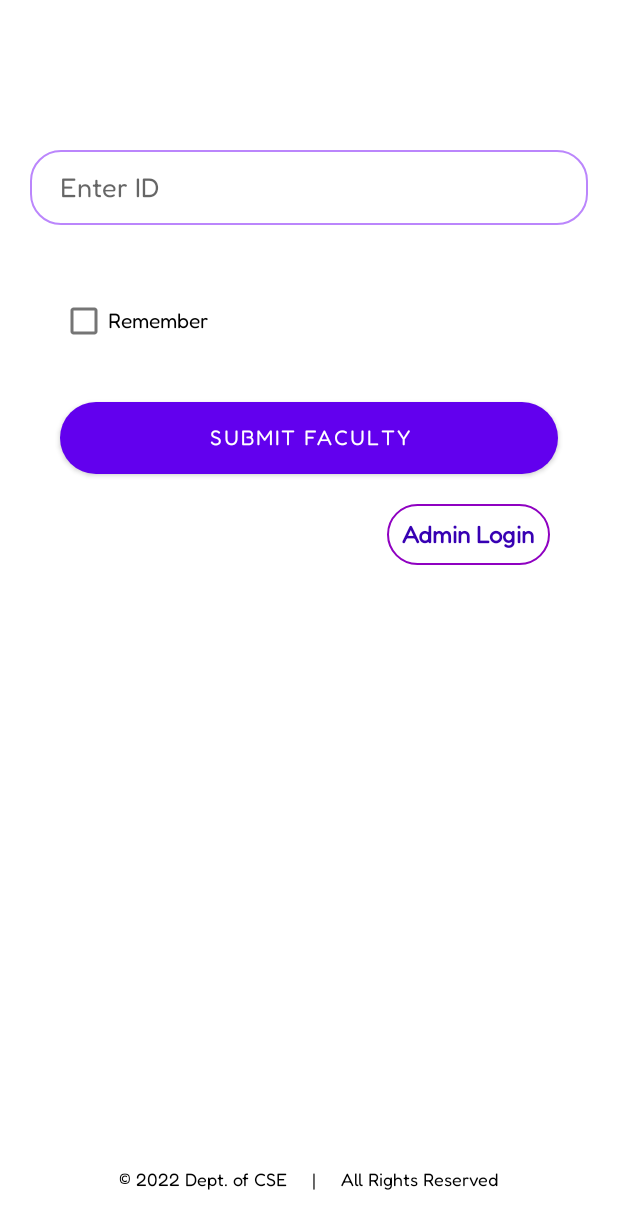
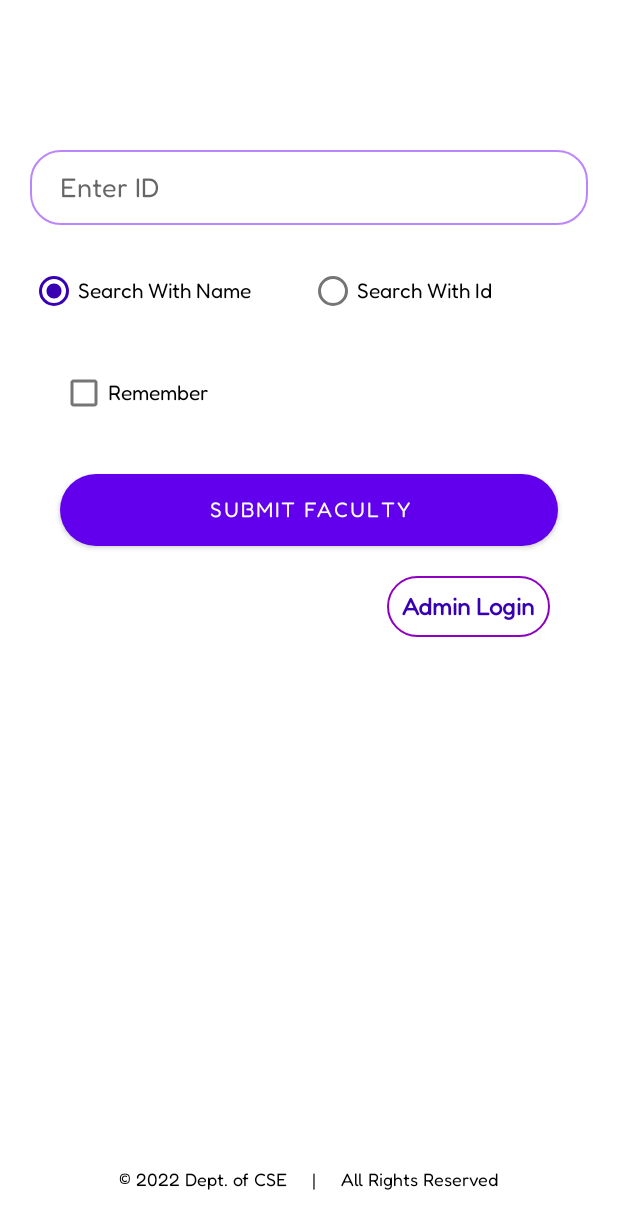
Before and after one commit to itsMeShasank/Timetable_Management, an Android app: the fragment FacultyFragment shown on its own in the app's theme, on a phone screen of 412 x 824 dp. Shown: the top 1229 px of the screen. Run offline under Robolectric (Android 15) with nearby library versions, the phone set to English and light mode, and no system bars; our stand-ins replace Firebase (no records; nobody signed in at launch, a user with empty details on screens opened directly).

Commit message:
Faculty Searching completed, Students Time Table receiving Completed

```diff
--- a/app/src/main/java/com/cse/timetableapp/FacultyResults.java
+++ b/app/src/main/java/com/cse/timetableapp/FacultyResults.java
@@ -58,6 +58,8 @@ public class FacultyResults extends AppCompatActivity {
                 }
             }
         });
+
+        ArrayList<String> idsForSendingNext = getIntent().getStringArrayListExtra("IdsForFaculty");
         ArrayList<FacultySearchItems> results = getIntent().getParcelableArrayListExtra("SearchResults");
 
         FacultySearchResultsAdapter adapter = new FacultySearchResultsAdapter(getApplicationContext(),R.layout.faculty_search_item,
@@ -68,9 +70,11 @@ public class FacultyResults extends AppCompatActivity {
             @Override
             public void onItemClick(AdapterView<?> adapterView, View view, int i, long l) {
                 FacultySearchItems result = results.get(i);
+                String idToSearch = idsForSendingNext.get(i);
                 Intent intent = new Intent(getApplicationContext(),MainActivity.class);
                 intent.putExtra("type","faculty");
-                intent.putExtra("text",result.getName());
+                intent.putExtra("text",idToSearch);
+                intent.putExtra("FacultyDetails",result);
                 startActivity(intent);
             }
         });
--- a/app/src/main/res/layout/faculty_tab_fragment.xml
+++ b/app/src/main/res/layout/faculty_tab_fragment.xml
@@ -24,6 +24,30 @@
         android:singleLine="true"
         android:nextFocusForward="@+id/FacultySubmitButton"
         />
+
+
+    <RadioGroup
+        android:layout_marginLeft="20sp"
+        android:layout_marginRight="20sp"
+        android:layout_width="match_parent"
+        android:layout_height="wrap_content"
+        android:checkedButton="@id/SearchWithName"
+        android:orientation="horizontal">
+        <RadioButton
+            android:id="@+id/SearchWithName"
+            android:layout_width="0dp"
+            android:layout_height="wrap_content"
+            android:layout_weight="1"
+            android:text="Search With Name"/>
+        <RadioButton
+            android:id="@+id/SearchingWithID"
+            android:layout_width="0dp"
+            android:layout_height="wrap_content"
+            android:layout_weight="1"
+            android:text="Search With Id"/>
+
+
+    </RadioGroup>
 
     <com.google.android.material.checkbox.MaterialCheckBox
         android:layout_width="match_parent"
```
Also changed, not shown: app/src/main/java/com/cse/timetableapp/FacultyFragment.java (+93 -8 lines), app/src/main/java/com/cse/timetableapp/FacultySearchItems.java (+15 -2 lines), app/src/main/java/com/cse/timetableapp/MainActivity.java (+49 -4 lines).
